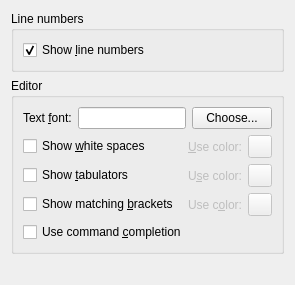
The window that app/configeditorwidget.ui (fhackenberger/ktikz) describes before a commit, drawn with Qt 5.
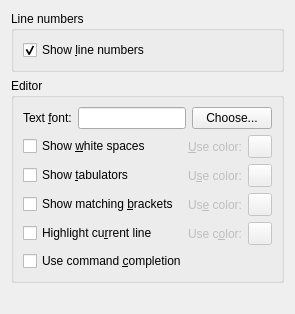
The same window after the commit. Custom widgets are drawn as their Qt base class.

Commit message: Apply patch of João Carreira to allow configuring the current line highlight.

The edit to the form file:
```diff
--- a/app/configeditorwidget.ui
+++ b/app/configeditorwidget.ui
@@ -176,7 +176,7 @@
            <string>&lt;p&gt;Select the color in which the highlighted brackets will be shown.&lt;/p&gt;</string>
           </property>
           <property name="text">
-           <string>Use c&amp;olor:</string>
+           <string>Us&amp;e color:</string>
           </property>
           <property name="alignment">
            <set>Qt::AlignRight|Qt::AlignTrailing|Qt::AlignVCenter</set>
@@ -196,6 +196,45 @@
           </property>
          </widget>
         </item>
+        <item row="3" column="0">
+         <widget class="QCheckBox" name="highlightCurrentLineCheck">
+          <property name="whatsThis">
+           <string>&lt;p&gt;Highlight the line on which the text cursor is currently located.&lt;/p&gt;</string>
+          </property>
+          <property name="text">
+           <string>Highlight cu&amp;rrent line</string>
+          </property>
+         </widget>
+        </item>
+        <item row="3" column="1">
+         <widget class="QLabel" name="highlightCurrentLineLabel">
+          <property name="enabled">
+           <bool>false</bool>
+          </property>
+          <property name="whatsThis">
+           <string>&lt;p&gt;Select the color with which the current line will be highlighted.&lt;/p&gt;</string>
+          </property>
+          <property name="text">
+           <string>Use c&amp;olor:</string>
+          </property>
+          <property name="alignment">
+           <set>Qt::AlignRight|Qt::AlignTrailing|Qt::AlignVCenter</set>
+          </property>
+          <property name="buddy">
+           <cstring>highlightCurrentLineColorButton</cstring>
+          </property>
+         </widget>
+        </item>
+        <item row="3" column="2">
+         <widget class="ColorButton" name="highlightCurrentLineColorButton">
+          <property name="enabled">
+           <bool>false</bool>
+          </property>
+          <property name="whatsThis">
+           <string>&lt;p&gt;Select the color with which the current line will be highlighted.&lt;/p&gt;</string>
+          </property>
+         </widget>
+        </item>
        </layout>
       </item>
       <item>
```
Left out of the diff: 32 changed lines with no effect on the pictures. The commit also changes 5 other files.
